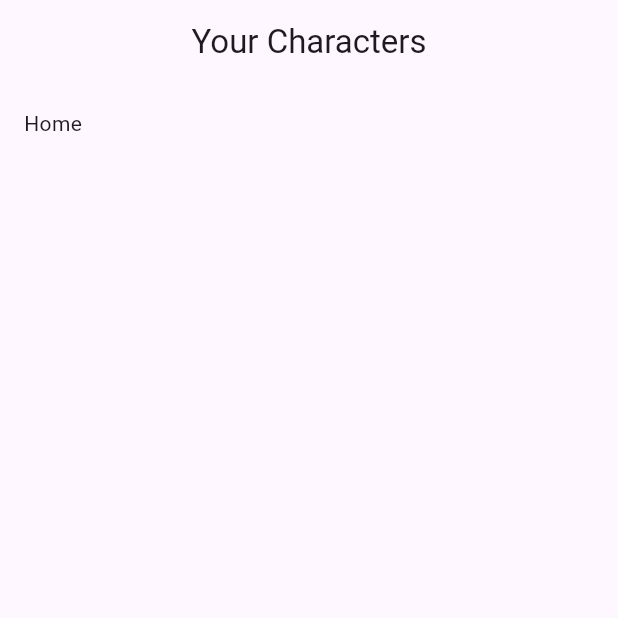
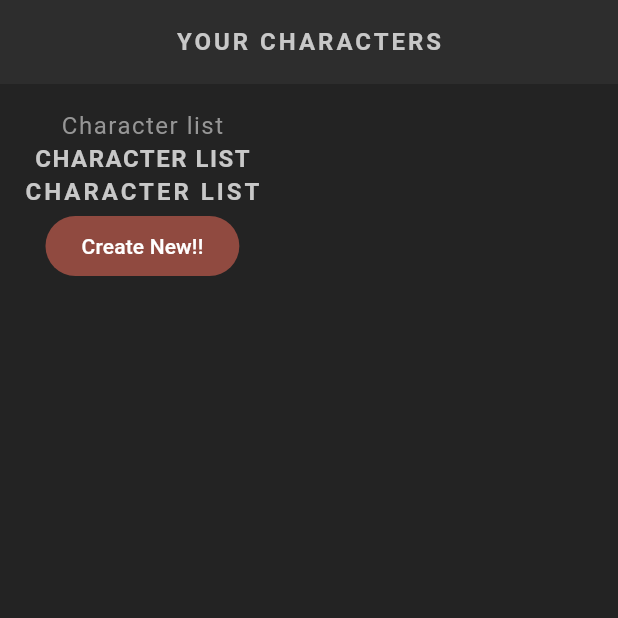
Before and after one commit to seifsheikhelarab/flutter_rpg_app, a Flutter app: the screen it shows after launch, on a phone screen of 412 x 824 dp, the top half of it. Run offline on Flutter 3.47's test engine with Material 3 defaults, Android fonts, the phone set to English and light mode, and no system bars; our stand-ins replace google_fonts; Roboto replaces fonts that are missing (Kanit).

Commit message:
added more styling

```diff
--- a/lib/main.dart
+++ b/lib/main.dart
@@ -1,8 +1,11 @@
 import 'package:flutter/material.dart';
 import 'package:flutter_rpg_app/screens/home/home.dart';
+import 'package:flutter_rpg_app/theme.dart';
 
 void main() {
-  runApp(const MaterialApp(home: Home()));
+  runApp(MaterialApp(
+    home: Home(),
+    theme: primaryTheme,));
 }
 
 class Sandbox extends StatelessWidget {
--- a/lib/screens/home/home.dart
+++ b/lib/screens/home/home.dart
@@ -1,4 +1,5 @@
 import 'package:flutter/material.dart';
+import 'package:flutter_rpg_app/shared/styled_text.dart';
 
 class Home extends StatefulWidget {
   const Home({super.key});
@@ -12,12 +13,19 @@ class _HomeState extends State<Home> {
   Widget build(BuildContext context) {
     return Scaffold(
       appBar: AppBar(
-        title: const Text('Your Characters'),
+        title: const StyledTitle('Your Characters'),
         centerTitle: true,
       ),
       body: Container(
         padding: const EdgeInsets.all(16),
-        child: const Text('Home'),
+        child: Column(
+          children: [
+            const StyledText("Character list"),
+            StyledHeading("Character list"),
+            StyledTitle("Character list"),
+            FilledButton(onPressed: (){}, child: const Text("Create New!!"))
+          ],
+        ),
       ),
     );
   }
--- /dev/null
+++ b/lib/shared/styled_text.dart
@@ -0,0 +1,45 @@
+import 'package:flutter/material.dart';
+import 'package:google_fonts/google_fonts.dart';
+
+class StyledText extends StatelessWidget {
+  const StyledText(this.text, {super.key});
+
+  final String text;
+
+  @override
+  Widget build(BuildContext context) {
+    return Text(text, style: GoogleFonts.kanit(
+      textStyle: Theme.of(context).textTheme.bodyMedium
+    ));
+  }
+}
+
+class StyledHeading extends StatelessWidget {
+  const StyledHeading(this.text, {super.key});
+
+  final String text;
+
+  @override
+  Widget build(BuildContext context) {
+    return Text(
+      text.toUpperCase(),
+      style: GoogleFonts.kanit(
+        textStyle: Theme.of(context).textTheme.headlineMedium,
+      ));
+  }
+}
+
+class StyledTitle extends StatelessWidget {
+  const StyledTitle(this.text, {super.key});
+
+  final String text;
+
+  @override
+  Widget build(BuildContext context) {
+    return Text(
+      text.toUpperCase(),
+      style: GoogleFonts.kanit(
+        textStyle: Theme.of(context).textTheme.titleMedium,
+      ));
+  }
+}
--- a/pubspec.yaml
+++ b/pubspec.yaml
@@ -34,6 +34,7 @@ dependencies:
   # The following adds the Cupertino Icons font to your application.
   # Use with the CupertinoIcons class for iOS style icons.
   cupertino_icons: ^1.0.8
+  google_fonts: ^6.2.1
 
 dev_dependencies:
   flutter_test:
```
Also changed, not shown: lib/theme.dart (added, +50 -0 lines), 2 other files.
